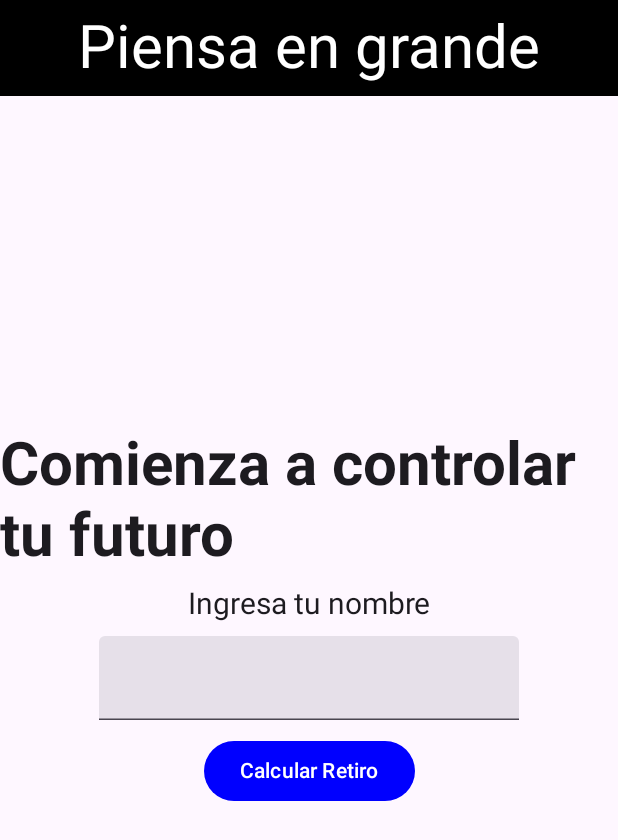
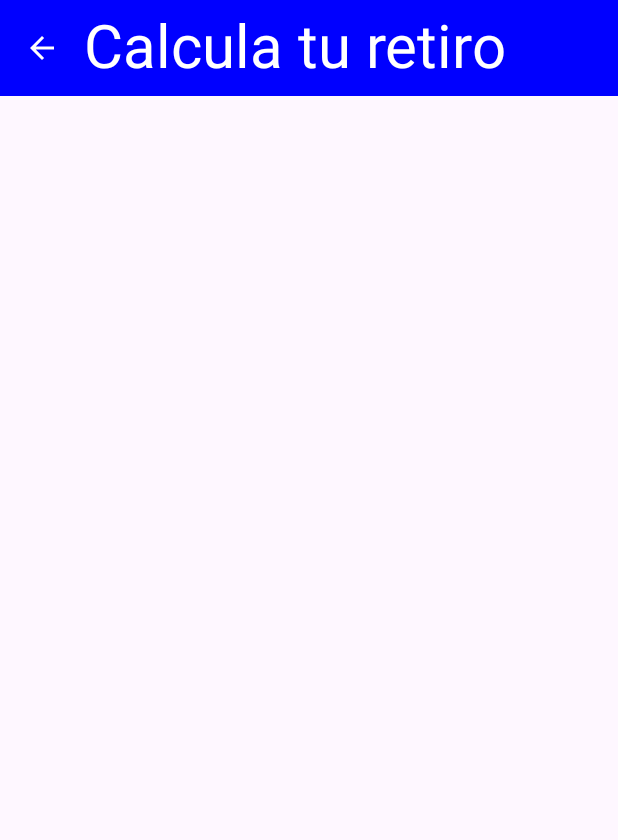
Before and after one commit to silvia-1997/Calculadora_de_retiro, an Android app built with Jetpack Compose: the screen it shows after launch (MainActivity), after a tap on "Calcular Retiro", on a phone screen of 412 x 824 dp. Shown: the top 840 px of the screen. Run offline under Robolectric (Android 15) with nearby library versions, the phone set to English and light mode, and no system bars.

```diff
--- a/app/src/main/java/com/ebc/calculadoraderetiro/components/BarComponents.kt
+++ b/app/src/main/java/com/ebc/calculadoraderetiro/components/BarComponents.kt
@@ -4,9 +4,11 @@ import androidx.compose.material.icons.Icons
 import androidx.compose.material.icons.filled.Add
 import androidx.compose.material3.FloatingActionButton
 import androidx.compose.material3.Icon
+import androidx.compose.material3.IconButton
 import androidx.compose.material3.Text
 import androidx.compose.runtime.Composable
 import androidx.compose.ui.graphics.Color
+import androidx.compose.ui.graphics.vector.ImageVector
 import androidx.compose.ui.unit.sp
 import org.w3c.dom.Text
 
@@ -15,3 +17,11 @@ import org.w3c.dom.Text
 fun TitleBar(headerText: String){
     Text(text=headerText, fontSize = 40.sp, color= Color.White)
 }
+
+
+@Composable
+fun MainIconButton(icon: ImageVector, onClick:() -> Unit){
+    IconButton(onClick = onClick) {
+        Icon(imageVector = icon, contentDescription = null, tint = Color.White)
+    }
+}
--- a/app/src/main/java/com/ebc/calculadoraderetiro/navigation/NavManager.kt
+++ b/app/src/main/java/com/ebc/calculadoraderetiro/navigation/NavManager.kt
@@ -7,8 +7,10 @@ import androidx.navigation.compose.NavHost
 import androidx.navigation.compose.composable
 import androidx.navigation.compose.rememberNavController
 import androidx.navigation.navArgument
+import com.ebc.calculadoraderetiro.ui.theme.CalculadoraDeRetiroTheme
 import com.ebc.calculadoraderetiro.views.HomeView
 import com.ebc.calculadoraderetiro.views.HomeView
+import com.ebc.calculadoraderetiro.views.RetiroView
 
 //se agregara toda la logica de navegacion
 
@@ -20,13 +22,9 @@ fun NavManager () {
             HomeView(navController = navController)
 
         }
-        composable("Calculadora/{id}/?{nombre}",
-            arguments = listOf(
-            navArgument()){
 
-            }
-            ){
-
-        }
+    composable("Calculadora"){
+        RetiroView(navController = navController)
+    }
     }
 }
--- a/app/src/main/java/com/ebc/calculadoraderetiro/views/HomeView.kt
+++ b/app/src/main/java/com/ebc/calculadoraderetiro/views/HomeView.kt
@@ -34,7 +34,6 @@ import com.ebc.calculadoraderetiro.components.TitleBar
 @Composable
 fun HomeView(navController: NavController){
     Scaffold (
-
         topBar={
             CenterAlignedTopAppBar(
                 title = { TitleBar(headerText ="Piensa en grande") },
@@ -51,8 +50,6 @@ fun HomeView(navController: NavController){
 
 @Composable
 fun ContentHomeView(navController: NavController) {
-    val id = 1
-    var nombre by remember { mutableStateOf("") }
     Column(
         modifier = Modifier.fillMaxSize(),
         verticalArrangement = Arrangement.Center,
@@ -60,12 +57,12 @@ fun ContentHomeView(navController: NavController) {
     ) {
         TitleView(name = "Comienza a controlar tu futuro")
         Space()
-        Text("Ingresa tu nombre", fontSize = 20.sp)
-        Space()
-        TextField(value = nombre, onValueChange = { nombre = it })
-        Space()
-        MainButton(name = "Calcular Retiro", backColor = Color.Blue, color = Color.White) {
-
+        MainButton(
+            name = "Calcular Retiro",
+            backColor = Color.Blue,
+            color = Color.White
+        ) {
+            navController.navigate("Calculadora")
         }
     }
 }
--- a/app/src/main/java/com/ebc/calculadoraderetiro/views/Retiro.kt
+++ /dev/null
@@ -1 +0,0 @@
-package com.ebc.calculadoraderetiro.views
--- /dev/null
+++ b/app/src/main/java/com/ebc/calculadoraderetiro/views/RetiroView.kt
@@ -0,0 +1,40 @@
+package com.ebc.calculadoraderetiro.views
+
+import android.annotation.SuppressLint
+import androidx.compose.material.icons.Icons
+import androidx.compose.material.icons.filled.ArrowBack
+import androidx.compose.material3.CenterAlignedTopAppBar
+import androidx.compose.material3.ExperimentalMaterial3Api
+import androidx.compose.material3.Icon
+import androidx.compose.material3.IconButton
+import androidx.compose.material3.Scaffold
+import androidx.compose.material3.TopAppBar
+import androidx.compose.material3.TopAppBarDefaults
+import androidx.compose.runtime.Composable
+import androidx.compose.ui.graphics.Color
+import androidx.navigation.NavController
+import com.ebc.calculadoraderetiro.components.MainIconButton
+import com.ebc.calculadoraderetiro.components.TitleBar
+
+@OptIn(ExperimentalMaterial3Api::class)
+@SuppressLint("UnusedMaterial3ScaffoldPaddingParameter")
+@Composable
+fun RetiroView(navController: NavController) {
+    Scaffold(
+        topBar = {
+            TopAppBar(
+                title = { TitleBar( headerText = "Calcula tu retiro") },
+                colors = TopAppBarDefaults.mediumTopAppBarColors(
+                    containerColor = Color.Blue
+                ),
+                navigationIcon = {
+                    MainIconButton(icon = Icons.Default.ArrowBack) {
+                     navController.popBackStack()
+                    }
+                }
+            )
+        }
+    ) {
+
+    }
+}
```
